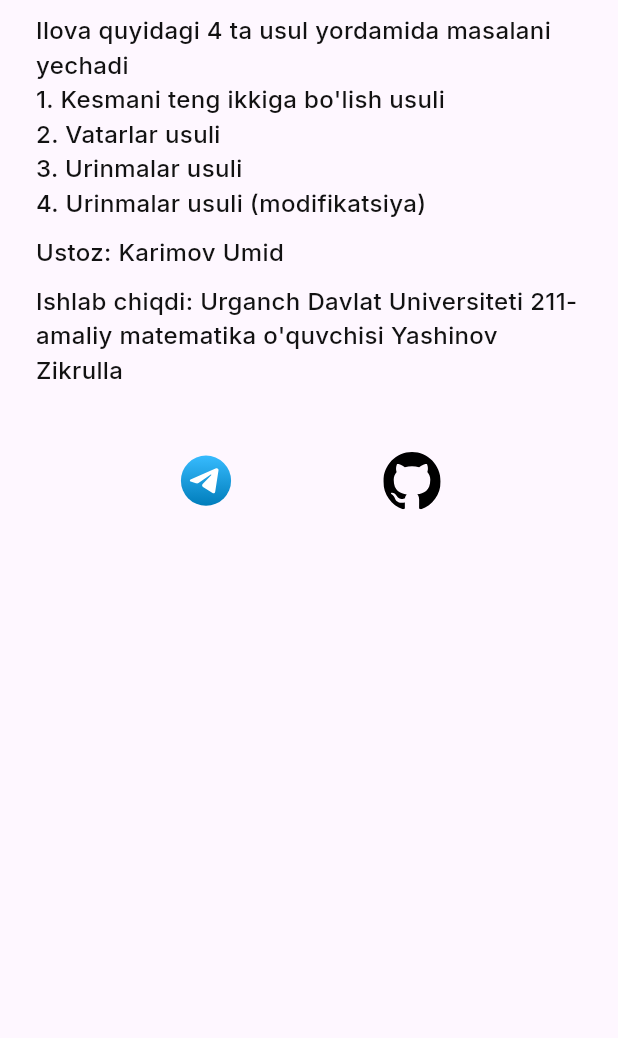
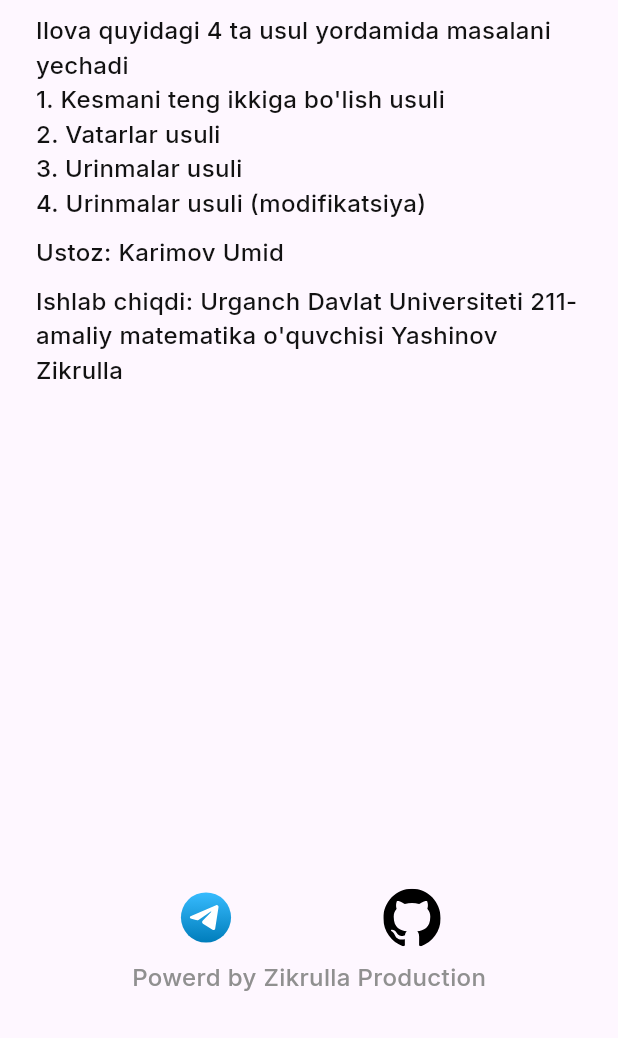
Before and after one commit to ZikrullaYashinov/hisoblash_usullari, a Flutter app: the InfoPage screen opened by its route, on a phone screen of 412 x 824 dp, the part 198-1236 px from its top. Run offline on Flutter 3.47's test engine with Material 3 defaults, Android fonts, the phone set to English and light mode, and no system bars; drawn by our look-alikes of zoom_tap_animation; our stand-ins replace adaptive_theme, flutter_bloc, flutter_screenutil, flutter_svg, get, google_fonts and 2 more; missing offline and left inert: dart:ffi; accounts and stored records are empty.

Commit message:
release 1.0

```diff
--- a/lib/ui/info/ui/info_page.dart
+++ b/lib/ui/info/ui/info_page.dart
@@ -14,7 +14,9 @@ class InfoPage extends StatelessWidget {
   @override
   Widget build(BuildContext context) {
     return Scaffold(
-      body: SafeArea(
+      body: Stack(
+        children: [
+          SafeArea(
             child: Column(
               children: [
                 GlobalAppBar(
@@ -92,9 +94,22 @@ class InfoPage extends StatelessWidget {
                             ],
                           ),
                         ),
-                    Padding(
+                      ],
+                    ),
+                  ),
+                )
+              ],
+            ),
+          ),
+          Positioned(
+            left: 0,
+            right: 0,
+            bottom: 0,
+            child: Padding(
               padding: EdgeInsets.all(16.h),
-                      child: Row(
+              child: Column(
+                children: [
+                  Row(
                     mainAxisAlignment: MainAxisAlignment.spaceEvenly,
                     children: [
                       SmButton(
@@ -104,18 +119,30 @@ class InfoPage extends StatelessWidget {
                           height: 32.h),
                       SmButton(
                           icon: AppImages.github,
-                              url: '',
+                          url:
+                              'https://github.com/ZikrullaYashinov/hisoblash_usullari',
                           width: 32.h,
                           height: 32.h),
                     ],
                   ),
-                    )
+                  Padding(
+                    padding: EdgeInsets.all(8.h),
+                    child: Text(
+                      "Powerd by Zikrulla Production",
+                      textAlign: TextAlign.start,
+                      style: GoogleFonts.inter(
+                        textStyle: const TextStyle(
+                            fontSize: 16,
+                            color: AppColors.gray,
+                            fontWeight: FontWeight.w500),
+                      ),
+                    ),
+                  ),
                 ],
               ),
             ),
-            )
+          ),
         ],
-        ),
       ),
     );
   }
```
Also changed, not shown: 26 other files. Lines whose indentation alone changed are shown as unchanged.
